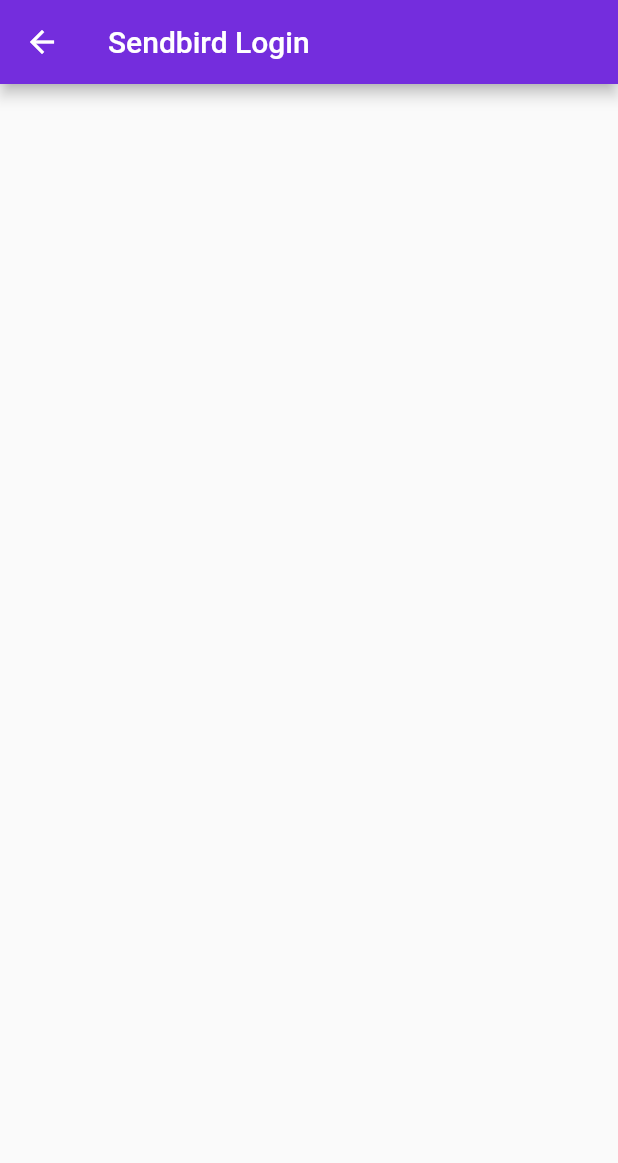
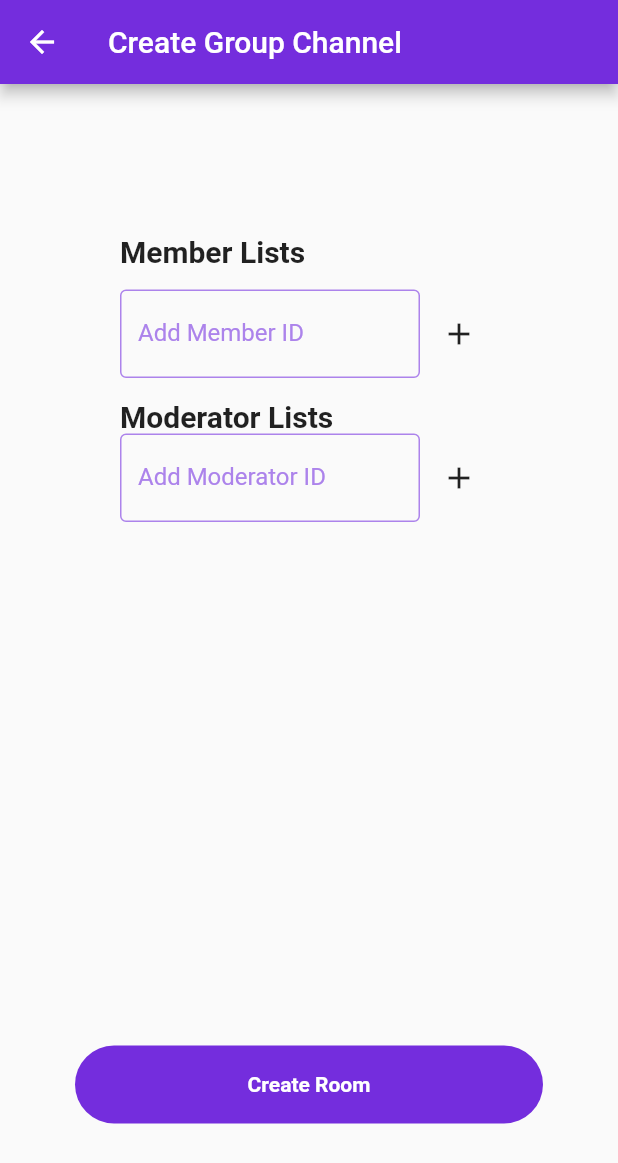
Before and after one commit to danieljiwonkang98/SendBird_Flutter_Chat_Demo, a Flutter app: the CreateChannelRoute screen opened by its route, on a phone screen of 412 x 824 dp. Shown: the top 1163 px of the screen. Run offline on Flutter 3.47's test engine with Material 2 defaults, Android fonts, the phone set to English and light mode, and no system bars; our stand-ins replace flutter_dotenv, get, shared_preferences; missing offline and left inert: sendbird_sdk; accounts and stored records are empty.

Commit message:
CLOSE #3 Create Group Channel
DONE
- Create Group Channel
TODO
- Need to fix scrollable in create group room
- Include removing of added users
- Edge cases (unable to add same name twice)

```diff
--- a/app/lib/bindings/root_binding.dart
+++ b/app/lib/bindings/root_binding.dart
@@ -1,4 +1,5 @@
 import 'package:app/controllers/authentication_controller.dart';
+import 'package:app/controllers/channel_controller.dart';
 import 'package:get/get.dart';
 
 class RootBinding extends Bindings {
@@ -6,5 +7,6 @@ class RootBinding extends Bindings {
   void dependencies() {
     // * Initializes SendBird SDK
     Get.put(AuthenticationController(), permanent: true);
+    Get.put(ChannelController(), permanent: true);
   }
 }
--- a/app/lib/components/inputfield.dart
+++ b/app/lib/components/inputfield.dart
@@ -8,6 +8,8 @@ class InputField extends StatefulWidget {
   final double? height;
   final double? width;
   final double paddingHorizontal;
+  final Icon? trailingIcon;
+  final Function? trailingFunction;
 
   const InputField({
     Key? key,
@@ -17,6 +19,8 @@ class InputField extends StatefulWidget {
     this.width = double.infinity,
     this.paddingHorizontal = 20,
     this.hintText,
+    this.trailingIcon,
+    this.trailingFunction,
   }) : super(key: key);
 
   @override
@@ -31,6 +35,9 @@ class _InputFieldState extends State<InputField> {
       child: SizedBox(
         height: widget.height,
         width: widget.width,
+        child: Row(
+          children: [
+            Flexible(
               child: TextField(
                 style: const TextStyle(color: ThemeColors.primaryLight),
                 controller: widget.textEditingController,
@@ -43,7 +50,23 @@ class _InputFieldState extends State<InputField> {
                     hintText: widget.hintText,
                     hintStyle: const TextStyle(color: ThemeColors.primaryLight),
                     labelText: widget.label,
-              labelStyle: const TextStyle(color: ThemeColors.primaryLight)),
+                    labelStyle:
+                        const TextStyle(color: ThemeColors.primaryLight)),
+              ),
+            ),
+            widget.trailingIcon != null
+                ? GestureDetector(
+                    child: Padding(
+                      padding: const EdgeInsets.symmetric(horizontal: 14),
+                      child: widget.trailingIcon,
+                    ),
+                    onTap: () => {
+                      if (widget.trailingFunction != null)
+                        widget.trailingFunction!()
+                    },
+                  )
+                : Container(),
+          ],
         ),
       ),
     );
--- a/app/lib/controllers/channel_controller.dart
+++ b/app/lib/controllers/channel_controller.dart
@@ -9,7 +9,7 @@ abstract class BaseChannel {
       {required List<String> userIds, required List<String> operatorUserIds});
 }
 
-class AuthenticationController extends GetxController implements BaseChannel {
+class ChannelController extends GetxController implements BaseChannel {
   @override
   Future<void> createGroupChannel(
       {required List<String> userIds,
@@ -19,9 +19,11 @@ class AuthenticationController extends GetxController implements BaseChannel {
         ..userIds = userIds
         ..operatorUserIds = operatorUserIds;
       final channel = await GroupChannel.createChannel(params);
+      print("Channel Create Successful!");
       // Now you can work with the channel object.
     } catch (e) {
-      // Handle error.
+      //TODO Create Logger
+      print(e);
     }
   }
 }
--- a/app/lib/routes/create_channel_route.dart
+++ b/app/lib/routes/create_channel_route.dart
@@ -1,4 +1,10 @@
+import 'package:app/components/button.dart';
+import 'package:app/components/inputfield.dart';
+import 'package:app/controllers/channel_controller.dart';
 import 'package:flutter/material.dart';
+import 'package:get/get.dart';
+
+enum UserType { member, moderator }
 
 class CreateChannelRoute extends StatefulWidget {
   const CreateChannelRoute({Key? key}) : super(key: key);
@@ -8,11 +14,70 @@ class CreateChannelRoute extends StatefulWidget {
 }
 
 class _CreateChannelRouteState extends State<CreateChannelRoute> {
+  late BaseChannel _channel;
+  final TextEditingController _addMemberController = TextEditingController();
+  final TextEditingController _addModeratorController = TextEditingController();
+  late List<String> _memberlist;
+  late List<String> _moderatorlist;
+
+  @override
+  void initState() {
+    _memberlist = [];
+    _moderatorlist = [];
+    _channel = Get.find<ChannelController>();
+    super.initState();
+  }
+
+  void _addUserToList(UserType type, String id) {
+    switch (type) {
+      case UserType.member:
+        _memberlist.add(id);
+        break;
+      case UserType.moderator:
+        _moderatorlist.add(id);
+        break;
+    }
+    setState(() {});
+  }
+
+  Widget _userListBody(UserType type) {
+    String _memberTitle;
+    List<String> _userList;
+
+    switch (type) {
+      case UserType.member:
+        _memberTitle = "Member Lists";
+        _userList = _memberlist;
+        break;
+      case UserType.moderator:
+        _memberTitle = "Moderator Lists";
+        _userList = _moderatorlist;
+        break;
+    }
+
+    return Column(
+      crossAxisAlignment: CrossAxisAlignment.start,
+      children: [
+        Text(
+          _memberTitle,
+          style: const TextStyle(fontWeight: FontWeight.bold, fontSize: 20),
+        ),
+        ListView.builder(
+            physics: const NeverScrollableScrollPhysics(),
+            shrinkWrap: true,
+            itemCount: _userList.length,
+            itemBuilder: (context, index) {
+              return Text(_userList[index]);
+            }),
+      ],
+    );
+  }
+
   @override
   Widget build(BuildContext context) {
     return Scaffold(
       appBar: AppBar(
-        title: const Text("Sendbird Login"),
+        title: const Text("Create Group Channel"),
       ),
       body: GestureDetector(
         behavior: HitTestBehavior.translucent,
@@ -22,6 +87,65 @@ class _CreateChannelRouteState extends State<CreateChannelRoute> {
             currentFocus.unfocus();
           }
         },
+        child: Column(
+          children: [
+            Expanded(
+              child: SingleChildScrollView(
+                child: Column(
+                  children: [
+                    const SizedBox(height: 100),
+                    Padding(
+                      padding: const EdgeInsets.symmetric(
+                        horizontal: 80,
+                      ),
+                      child: _userListBody(UserType.member),
+                    ),
+                    const SizedBox(height: 14),
+                    InputField(
+                      label: "Add Member ID",
+                      textEditingController: _addMemberController,
+                      paddingHorizontal: 80,
+                      trailingIcon: const Icon(Icons.add),
+                      trailingFunction: () {
+                        _addUserToList(
+                            UserType.member, _addMemberController.text);
+                      },
+                    ),
+                    const SizedBox(height: 14),
+                    Padding(
+                      padding: const EdgeInsets.symmetric(
+                        horizontal: 80,
+                      ),
+                      child: _userListBody(UserType.moderator),
+                    ),
+                    InputField(
+                      label: "Add Moderator ID",
+                      textEditingController: _addModeratorController,
+                      paddingHorizontal: 80,
+                      trailingIcon: const Icon(Icons.add),
+                      trailingFunction: () {
+                        _addUserToList(
+                            UserType.moderator, _addModeratorController.text);
+                      },
+                    ),
+                  ],
+                ),
+              ),
+            ),
+            Button(
+              textLabel: "Create Room",
+              paddingHorizontal: 50,
+              onTap: () {
+                _channel.createGroupChannel(
+                    userIds: _memberlist, operatorUserIds: _moderatorlist);
+                Get.back();
+              },
+            ),
+            const SizedBox(
+              height: 75,
+            ),
+          ],
+        ),
       ),
     );
   }
--- a/app/lib/routes/home_route.dart
+++ b/app/lib/routes/home_route.dart
@@ -1,4 +1,3 @@
-import 'package:app/components/button.dart';
 import 'package:app/controllers/authentication_controller.dart';
 import 'package:app/themes/colors.dart';
 import 'package:flutter/material.dart';
@@ -40,10 +39,11 @@ class _HomeRouteState extends State<HomeRoute> {
       body: Column(
         children: [
           //TODO Include ListView
+          //TODO Include FutureBuilder
         ],
       ),
       floatingActionButton: FloatingActionButton(
-        onPressed: () {},
+        onPressed: () => Get.toNamed("/CreateChannelRoute"),
         child: const Icon(Icons.add),
         backgroundColor: ThemeColors.primary,
         splashColor: ThemeColors.primaryLight,
```
Also changed, not shown: app/lib/components/root.dart (+12 -3 lines), app/lib/controllers/authentication_controller.dart (+21 -17 lines), app/lib/routes/login_route.dart (+10 -5 lines), app/lib/routes/profile_route.dart (+4 -6 lines). Lines whose indentation alone changed are shown as unchanged.
